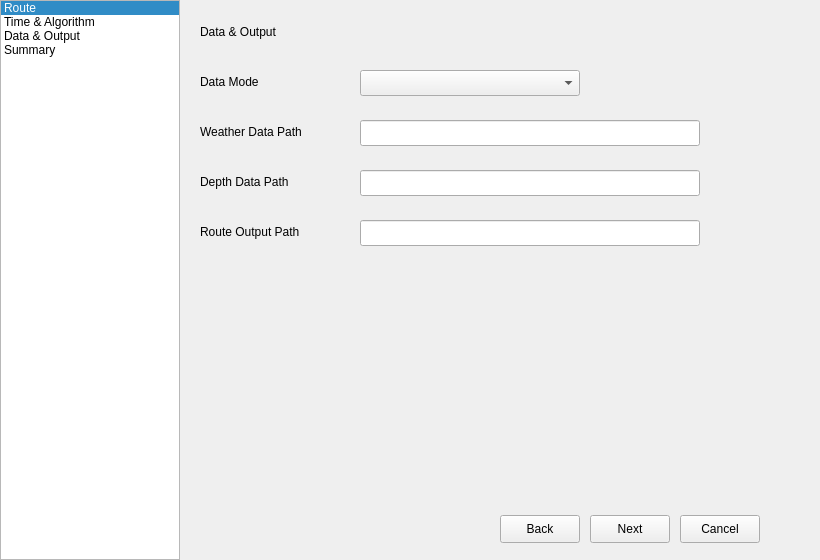
The window that wrt_plugin_lite_dialog_base.ui (ahmad-04/wrt_plugin_lite) describes before a commit, drawn with Qt 5.
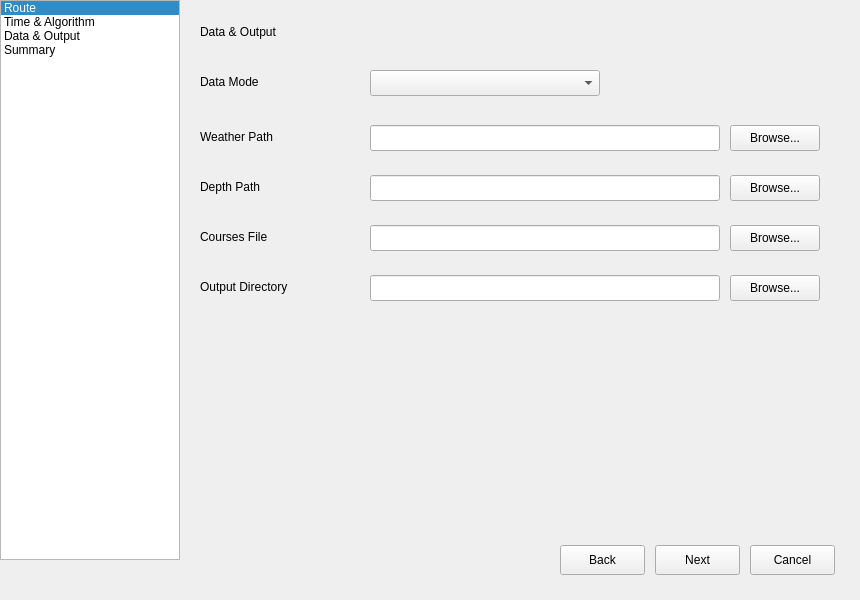
The same window after the commit. The open tabs and pages were chosen to show the change.

Commit message: Update plugin configuration and UI for enhanced functionality

```diff
--- a/wrt_plugin_lite_dialog_base.ui
+++ b/wrt_plugin_lite_dialog_base.ui
@@ -5,8 +5,8 @@
    <rect>
     <x>0</x>
     <y>0</y>
-    <width>820</width>
-    <height>560</height>
+    <width>860</width>
+    <height>600</height>
    </rect>
   </property>
   <property name="windowTitle">
@@ -52,19 +52,18 @@
     <rect>
      <x>180</x>
      <y>0</y>
-     <width>640</width>
-     <height>500</height>
+     <width>680</width>
+     <height>520</height>
     </rect>
    </property>
 
-   <!-- Page 1: Route -->
    <widget class="QWidget" name="pageRoute">
     <widget class="QLabel" name="labelRouteTitle">
      <property name="geometry">
       <rect>
        <x>20</x>
        <y>20</y>
-       <width>200</width>
+       <width>250</width>
        <height>24</height>
       </rect>
      </property>
@@ -78,7 +77,7 @@
       <rect>
        <x>20</x>
        <y>60</y>
-       <width>180</width>
+       <width>190</width>
        <height>32</height>
       </rect>
      </property>
@@ -90,7 +89,7 @@
     <widget class="QPushButton" name="btnClearRoute">
      <property name="geometry">
       <rect>
-       <x>220</x>
+       <x>225</x>
        <y>60</y>
        <width>100</width>
        <height>32</height>
@@ -106,8 +105,8 @@
       <rect>
        <x>20</x>
        <y>120</y>
-       <width>580</width>
-       <height>260</height>
+       <width>620</width>
+       <height>300</height>
       </rect>
      </property>
      <property name="columnCount">
@@ -131,27 +130,16 @@
        <string>Longitude</string>
       </property>
      </column>
-     <row>
-      <property name="text">
-       <string>0</string>
-      </property>
-     </row>
-     <row>
-      <property name="text">
-       <string>1</string>
-      </property>
-     </row>
     </widget>
    </widget>
 
-   <!-- Page 2: Time & Algorithm -->
    <widget class="QWidget" name="pageTimeAlgorithm">
     <widget class="QLabel" name="labelTimeAlgoTitle">
      <property name="geometry">
       <rect>
        <x>20</x>
        <y>20</y>
-       <width>200</width>
+       <width>220</width>
        <height>24</height>
       </rect>
      </property>
@@ -165,7 +153,7 @@
       <rect>
        <x>20</x>
        <y>70</y>
-       <width>140</width>
+       <width>150</width>
        <height>24</height>
       </rect>
      </property>
@@ -177,9 +165,9 @@
     <widget class="QDateTimeEdit" name="dateTimeDeparture">
      <property name="geometry">
       <rect>
-       <x>180</x>
+       <x>190</x>
        <y>70</y>
-       <width>220</width>
+       <width>230</width>
        <height>26</height>
       </rect>
      </property>
@@ -188,26 +176,40 @@
      </property>
     </widget>
 
+    <widget class="QCheckBox" name="checkUseArrivalTime">
+     <property name="geometry">
+      <rect>
+       <x>20</x>
+       <y>115</y>
+       <width>260</width>
+       <height>24</height>
+      </rect>
+     </property>
+     <property name="text">
+      <string>Use Arrival Time instead of Boat Speed</string>
+     </property>
+    </widget>
+
     <widget class="QLabel" name="labelArrivalTime">
      <property name="geometry">
       <rect>
        <x>20</x>
-       <y>110</y>
-       <width>140</width>
+       <y>150</y>
+       <width>160</width>
        <height>24</height>
       </rect>
      </property>
      <property name="text">
-      <string>Arrival Time (optional)</string>
+      <string>Arrival Time</string>
      </property>
     </widget>
 
     <widget class="QDateTimeEdit" name="dateTimeArrival">
      <property name="geometry">
       <rect>
-       <x>180</x>
-       <y>110</y>
-       <width>220</width>
+       <x>190</x>
+       <y>150</y>
+       <width>230</width>
        <height>26</height>
       </rect>
      </property>
@@ -220,8 +222,8 @@
      <property name="geometry">
       <rect>
        <x>20</x>
-       <y>160</y>
-       <width>140</width>
+       <y>200</y>
+       <width>150</width>
        <height>24</height>
       </rect>
      </property>
@@ -233,8 +235,8 @@
     <widget class="QSpinBox" name="spinForecastHorizon">
      <property name="geometry">
       <rect>
-       <x>180</x>
-       <y>160</y>
+       <x>190</x>
+       <y>200</y>
        <width>100</width>
        <height>26</height>
       </rect>
@@ -254,8 +256,8 @@
      <property name="geometry">
       <rect>
        <x>20</x>
-       <y>200</y>
-       <width>140</width>
+       <y>240</y>
+       <width>160</width>
        <height>24</height>
       </rect>
      </property>
@@ -267,8 +269,8 @@
     <widget class="QSpinBox" name="spinForecastResolution">
      <property name="geometry">
       <rect>
-       <x>180</x>
-       <y>200</y>
+       <x>190</x>
+       <y>240</y>
        <width>100</width>
        <height>26</height>
       </rect>
@@ -288,7 +290,7 @@
      <property name="geometry">
       <rect>
        <x>20</x>
-       <y>250</y>
+       <y>290</y>
        <width>140</width>
        <height>24</height>
       </rect>
@@ -301,9 +303,9 @@
     <widget class="QComboBox" name="comboAlgorithm">
      <property name="geometry">
       <rect>
-       <x>180</x>
-       <y>250</y>
-       <width>220</width>
+       <x>190</x>
+       <y>290</y>
+       <width>230</width>
        <height>26</height>
       </rect>
      </property>
@@ -313,7 +315,7 @@
      <property name="geometry">
       <rect>
        <x>20</x>
-       <y>290</y>
+       <y>330</y>
        <width>140</width>
        <height>24</height>
       </rect>
@@ -326,23 +328,22 @@
     <widget class="QComboBox" name="comboVessel">
      <property name="geometry">
       <rect>
-       <x>180</x>
-       <y>290</y>
-       <width>220</width>
+       <x>190</x>
+       <y>330</y>
+       <width>230</width>
        <height>26</height>
       </rect>
      </property>
     </widget>
    </widget>
 
-   <!-- Page 3: Data & Output -->
    <widget class="QWidget" name="pageDataOutput">
     <widget class="QLabel" name="labelDataOutputTitle">
      <property name="geometry">
       <rect>
        <x>20</x>
        <y>20</y>
-       <width>200</width>
+       <width>220</width>
        <height>24</height>
       </rect>
      </property>
@@ -368,9 +369,9 @@
     <widget class="QComboBox" name="comboDataMode">
      <property name="geometry">
       <rect>
-       <x>180</x>
+       <x>190</x>
        <y>70</y>
-       <width>220</width>
+       <width>230</width>
        <height>26</height>
       </rect>
      </property>
@@ -380,86 +381,166 @@
      <property name="geometry">
       <rect>
        <x>20</x>
-       <y>120</y>
-       <width>140</width>
+       <y>125</y>
+       <width>150</width>
        <height>24</height>
       </rect>
      </property>
      <property name="text">
-      <string>Weather Data Path</string>
+      <string>Weather Path</string>
      </property>
     </widget>
 
     <widget class="QLineEdit" name="lineWeatherPath">
      <property name="geometry">
       <rect>
-       <x>180</x>
-       <y>120</y>
-       <width>340</width>
+       <x>190</x>
+       <y>125</y>
+       <width>350</width>
        <height>26</height>
       </rect>
      </property>
     </widget>
 
+    <widget class="QPushButton" name="btnBrowseWeather">
+     <property name="geometry">
+      <rect>
+       <x>550</x>
+       <y>125</y>
+       <width>90</width>
+       <height>26</height>
+      </rect>
+     </property>
+     <property name="text">
+      <string>Browse...</string>
+     </property>
+    </widget>
+
     <widget class="QLabel" name="labelDepthPath">
      <property name="geometry">
       <rect>
        <x>20</x>
-       <y>170</y>
-       <width>140</width>
+       <y>175</y>
+       <width>150</width>
        <height>24</height>
       </rect>
      </property>
      <property name="text">
-      <string>Depth Data Path</string>
+      <string>Depth Path</string>
      </property>
     </widget>
 
     <widget class="QLineEdit" name="lineDepthPath">
      <property name="geometry">
       <rect>
-       <x>180</x>
-       <y>170</y>
-       <width>340</width>
+       <x>190</x>
+       <y>175</y>
+       <width>350</width>
        <height>26</height>
       </rect>
      </property>
     </widget>
 
+    <widget class="QPushButton" name="btnBrowseDepth">
+     <property name="geometry">
+      <rect>
+       <x>550</x>
+       <y>175</y>
+       <width>90</width>
+       <height>26</height>
+      </rect>
+     </property>
+     <property name="text">
+      <string>Browse...</string>
+     </property>
+    </widget>
+
+    <widget class="QLabel" name="labelCoursesPath">
+     <property name="geometry">
+      <rect>
+       <x>20</x>
+       <y>225</y>
+       <width>150</width>
+       <height>24</height>
+      </rect>
+     </property>
+     <property name="text">
+      <string>Courses File</string>
+     </property>
+    </widget>
+
+    <widget class="QLineEdit" name="lineCoursesPath">
+     <property name="geometry">
+      <rect>
+       <x>190</x>
+       <y>225</y>
+       <width>350</width>
+       <height>26</height>
+      </rect>
+     </property>
+    </widget>
+
+    <widget class="QPushButton" name="btnBrowseCourses">
+     <property name="geometry">
+      <rect>
+       <x>550</x>
+       <y>225</y>
+       <width>90</width>
+       <height>26</height>
+      </rect>
+     </property>
+     <property name="text">
+      <string>Browse...</string>
+     </property>
+    </widget>
+
     <widget class="QLabel" name="labelRouteOutputPath">
      <property name="geometry">
       <rect>
        <x>20</x>
-       <y>220</y>
-       <width>140</width>
+       <y>275</y>
+       <width>150</width>
        <height>24</height>
       </rect>
      </property>
      <property name="text">
-      <string>Route Output Path</string>
+      <string>Output Directory</string>
      </property>
     </widget>
 
     <widget class="QLineEdit" name="lineRouteOutputPath">
      <property name="geometry">
       <rect>
-       <x>180</x>
-       <y>220</y>
-       <width>340</width>
+       <x>190</x>
+       <y>275</y>
+       <width>350</width>
        <height>26</height>
       </rect>
      </property>
     </widget>
-   </widget>
 
-   <!-- Page 4: Summary -->
+    <widget class="QPushButton" name="btnBrowseOutputDir">
+     <property name="geometry">
+      <rect>
+       <x>550</x>
+       <y>275</y>
+       <width>90</width>
+       <height>26</height>
+      </rect>
+     </property>
+     <property name="text">
+      <string>Browse...</string>
+     </property>
+    </widget>
+   </widget>
+    
    <widget class="QWidget" name="pageSummary">
     <widget class="QLabel" name="labelSummaryTitle">
      <property name="geometry">
       <rect>
        <x>20</x>
        <y>20</y>
-       <width>200</width>
+       <width>220</width>
        <height>24</height>
       </rect>
      </property>
@@ -467,14 +548,14 @@
       <string>Summary</string>
      </property>
     </widget>
-
+    
     <widget class="QPlainTextEdit" name="summaryText">
      <property name="geometry">
       <rect>
        <x>20</x>
        <y>60</y>
-       <width>580</width>
-       <height>340</height>
+       <width>620</width>
+       <height>390</height>
       </rect>
      </property>
      <property name="readOnly">
@@ -487,10 +568,10 @@
   <widget class="QPushButton" name="btnBack">
    <property name="geometry">
     <rect>
-     <x>500</x>
-     <y>515</y>
-     <width>80</width>
-     <height>28</height>
+     <x>560</x>
+     <y>545</y>
+     <width>85</width>
+     <height>30</height>
     </rect>
    </property>
    <property name="text">
@@ -501,10 +582,10 @@
   <widget class="QPushButton" name="btnNext">
    <property name="geometry">
     <rect>
-     <x>590</x>
-     <y>515</y>
-     <width>80</width>
-     <height>28</height>
+     <x>655</x>
+     <y>545</y>
+     <width>85</width>
+     <height>30</height>
     </rect>
    </property>
    <property name="text">
@@ -515,10 +596,10 @@
   <widget class="QPushButton" name="btnCancel">
    <property name="geometry">
     <rect>
-     <x>680</x>
-     <y>515</y>
-     <width>80</width>
-     <height>28</height>
+     <x>750</x>
+     <y>545</y>
+     <width>85</width>
+     <height>30</height>
     </rect>
    </property>
    <property name="text">
```
The commit also changes 4 other files.
